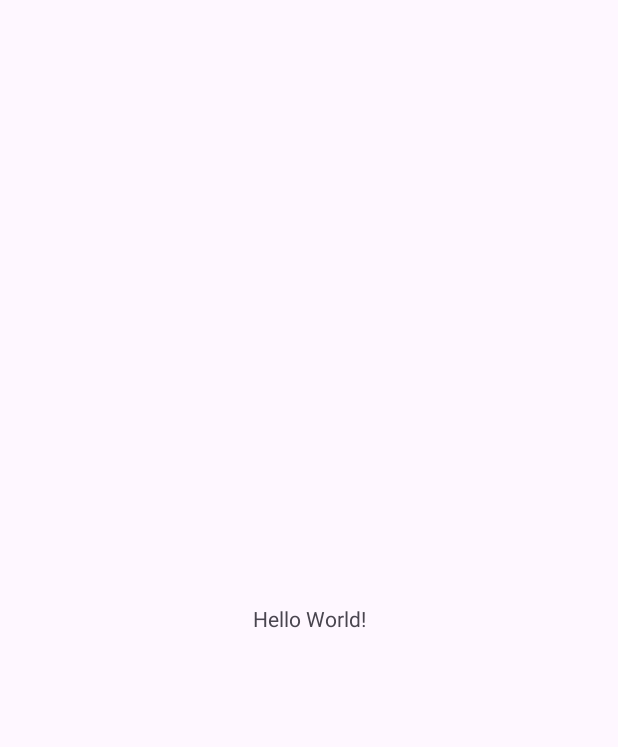
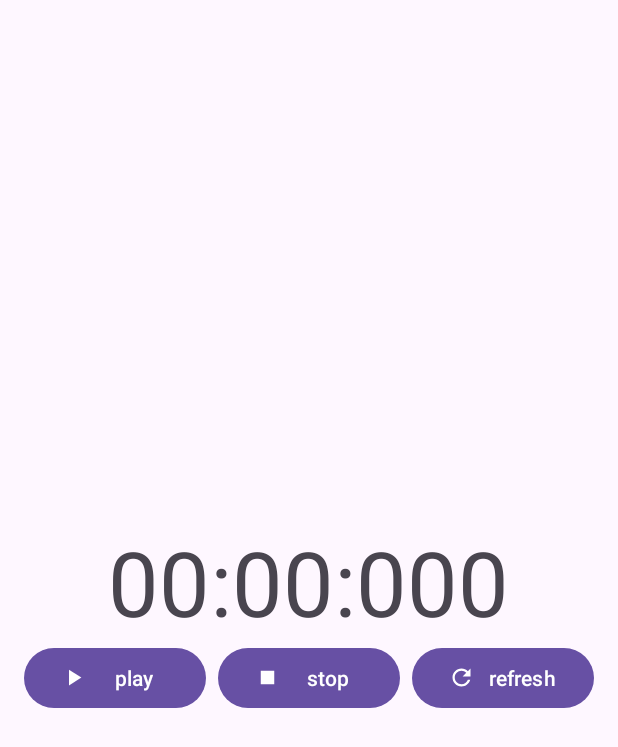
Before and after one commit to miki-aliyas/StopWatchAPP, an Android app: the screen it shows after launch (MainActivity), on a phone screen of 412 x 824 dp. Before the commit the part shown is almost empty. Shown: the top 747 px of the screen. Run offline under Robolectric (Android 15) with nearby library versions, the phone set to English and light mode, and no system bars.

Commit message:
レイアウトファイルの作成

```diff
--- /dev/null
+++ b/app/src/main/res/drawable/ic_play.xml
@@ -0,0 +1,5 @@
+<vector xmlns:android="http://schemas.android.com/apk/res/android" android:height="24dp" android:tint="#000000" android:viewportHeight="24" android:viewportWidth="24" android:width="24dp">
+
+    <path android:fillColor="@android:color/white" android:pathData="M8,5v14l11,-7z"/>
+
+</vector>
--- /dev/null
+++ b/app/src/main/res/drawable/ic_refresh.xml
@@ -0,0 +1,5 @@
+<vector xmlns:android="http://schemas.android.com/apk/res/android" android:height="24dp" android:tint="#000000" android:viewportHeight="24" android:viewportWidth="24" android:width="24dp">
+
+    <path android:fillColor="@android:color/white" android:pathData="M17.65,6.35C16.2,4.9 14.21,4 12,4c-4.42,0 -7.99,3.58 -7.99,8s3.57,8 7.99,8c3.73,0 6.84,-2.55 7.73,-6h-2.08c-0.82,2.33 -3.04,4 -5.65,4 -3.31,0 -6,-2.69 -6,-6s2.69,-6 6,-6c1.66,0 3.14,0.69 4.22,1.78L13,11h7V4l-2.35,2.35z"/>
+
+</vector>
--- /dev/null
+++ b/app/src/main/res/drawable/ic_stop.xml
@@ -0,0 +1,5 @@
+<vector xmlns:android="http://schemas.android.com/apk/res/android" android:height="24dp" android:tint="#000000" android:viewportHeight="24" android:viewportWidth="24" android:width="24dp">
+
+    <path android:fillColor="@android:color/white" android:pathData="M6,6h12v12H6z"/>
+
+</vector>
--- a/app/src/main/res/layout/activity_main.xml
+++ b/app/src/main/res/layout/activity_main.xml
@@ -1,5 +1,5 @@
 <?xml version="1.0" encoding="utf-8"?>
-<androidx.constraintlayout.widget.ConstraintLayout xmlns:android="http://schemas.android.com/apk/res/android"
+<FrameLayout xmlns:android="http://schemas.android.com/apk/res/android"
     xmlns:app="http://schemas.android.com/apk/res-auto"
     xmlns:tools="http://schemas.android.com/tools"
     android:id="@+id/main"
@@ -7,13 +7,56 @@
     android:layout_height="match_parent"
     tools:context=".MainActivity">
 
-    <TextView
-        android:layout_width="wrap_content"
+    <LinearLayout
+        android:layout_width="match_parent"
         android:layout_height="wrap_content"
-        android:text="Hello World!"
-        app:layout_constraintBottom_toBottomOf="parent"
-        app:layout_constraintEnd_toEndOf="parent"
-        app:layout_constraintStart_toStartOf="parent"
-        app:layout_constraintTop_toTopOf="parent" />
+        android:layout_marginStart="16dp"
+        android:layout_marginEnd="16dp"
+        android:layout_gravity="center"
+        android:orientation="vertical">
 
-</androidx.constraintlayout.widget.ConstraintLayout>
+        <TextView
+            android:id="@+id/timer_text"
+            android:layout_width="wrap_content"
+            android:layout_height="wrap_content"
+            android:layout_gravity="center_horizontal"
+            android:text="00:00:000"
+            android:textSize="60sp"/>
+
+        <LinearLayout
+            android:layout_width="match_parent"
+            android:layout_height="wrap_content"
+            android:layout_gravity="center_horizontal"
+            android:orientation="horizontal">
+
+            <com.google.android.material.button.MaterialButton
+                android:id="@+id/play_button"
+                android:layout_width="0dp"
+                android:layout_height="wrap_content"
+                android:layout_weight="1"
+                android:text="@string/play"
+                app:icon="@drawable/ic_play"/>
+
+            <com.google.android.material.button.MaterialButton
+                android:id="@+id/stop_button"
+                android:layout_width="0dp"
+                android:layout_height="wrap_content"
+                android:layout_weight="1"
+                android:text="@string/stop"
+                android:layout_marginStart="8dp"
+                android:layout_marginEnd="8dp"
+                app:icon="@drawable/ic_stop"/>
+
+            <com.google.android.material.button.MaterialButton
+                android:id="@+id/refresh_button"
+                android:layout_width="0dp"
+                android:layout_height="wrap_content"
+                android:layout_weight="1"
+                android:text="@string/refresh"
+                app:icon="@drawable/ic_refresh"/>
+
+        </LinearLayout>
+
+    </LinearLayout>
+
+</FrameLayout>
--- a/app/src/main/res/values/strings.xml
+++ b/app/src/main/res/values/strings.xml
@@ -1,3 +1,6 @@
 <resources>
     <string name="app_name">StopWatchAPP</string>
+    <string name="play">play</string>
+    <string name="stop">stop</string>
+    <string name="refresh">refresh</string>
 </resources>
```
